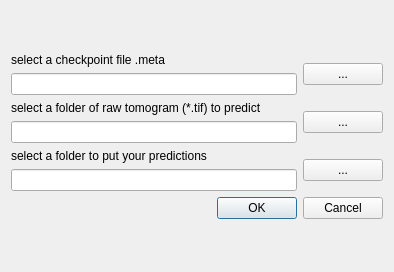
First picture: the form in src/_taskManager/predictDialog_design2.ui, repository ZeliangSu/SegmentPy, before the edit.
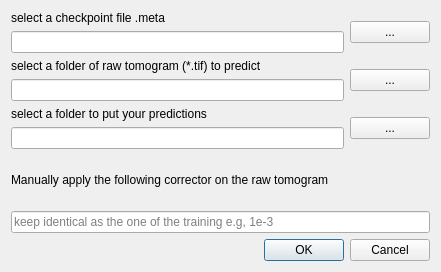
Second picture: the form after the edit.

Commit message: 1. add manual corrector in prediction 2. add y axis label in dashboard 3. change tooptips in dashboard 4. change most absolute path with os.path

Diff of the .ui file:
```diff
--- a/src/_taskManager/predictDialog_design2.ui
+++ b/src/_taskManager/predictDialog_design2.ui
@@ -6,7 +6,7 @@
    <rect>
     <x>0</x>
     <y>0</y>
-    <width>394</width>
+    <width>441</width>
     <height>272</height>
    </rect>
   </property>
@@ -18,6 +18,13 @@
     <layout class="QVBoxLayout" name="verticalLayout_4">
      <item>
       <layout class="QGridLayout" name="gridLayout">
+       <item row="4" column="0">
+        <widget class="QLineEdit" name="corrector">
+         <property name="placeholderText">
+          <string>keep identical as the one of the training e.g, 1e-3</string>
+         </property>
+        </widget>
+       </item>
        <item row="2" column="0">
         <layout class="QHBoxLayout" name="horizontalLayout_3">
          <item>
@@ -93,6 +100,13 @@
          </item>
         </layout>
        </item>
+       <item row="3" column="0">
+        <widget class="QLabel" name="label">
+         <property name="text">
+          <string>Manually apply the following corrector on the raw tomogram</string>
+         </property>
+        </widget>
+       </item>
       </layout>
      </item>
      <item>
```
The commit also changes 87 other files.
